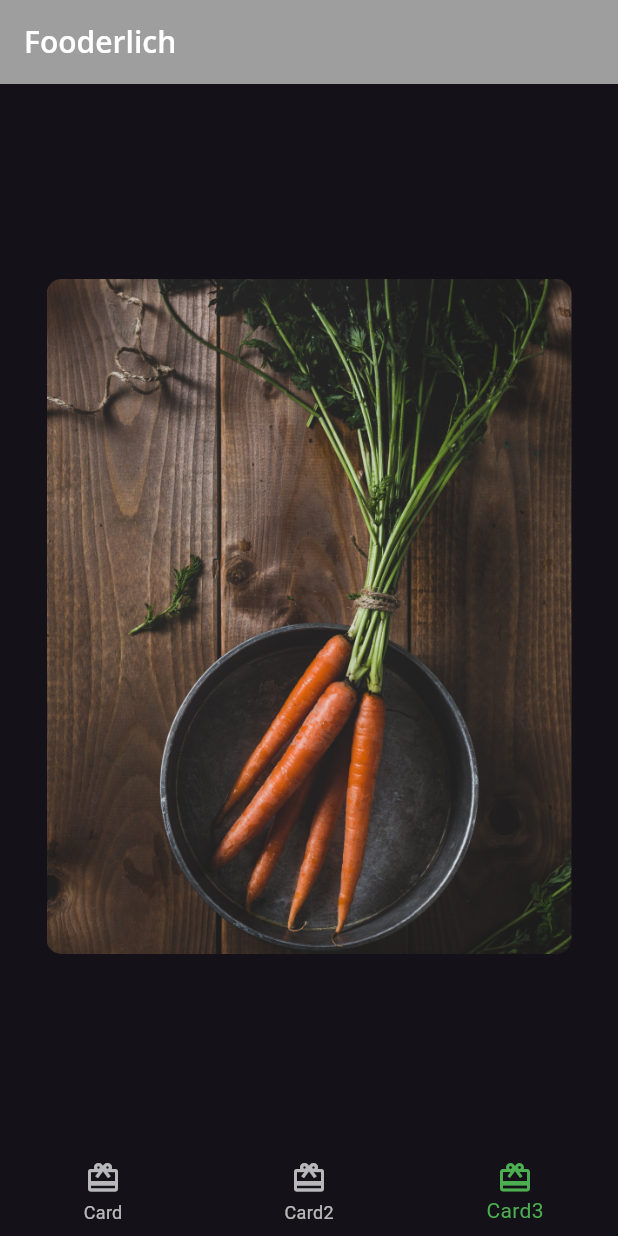
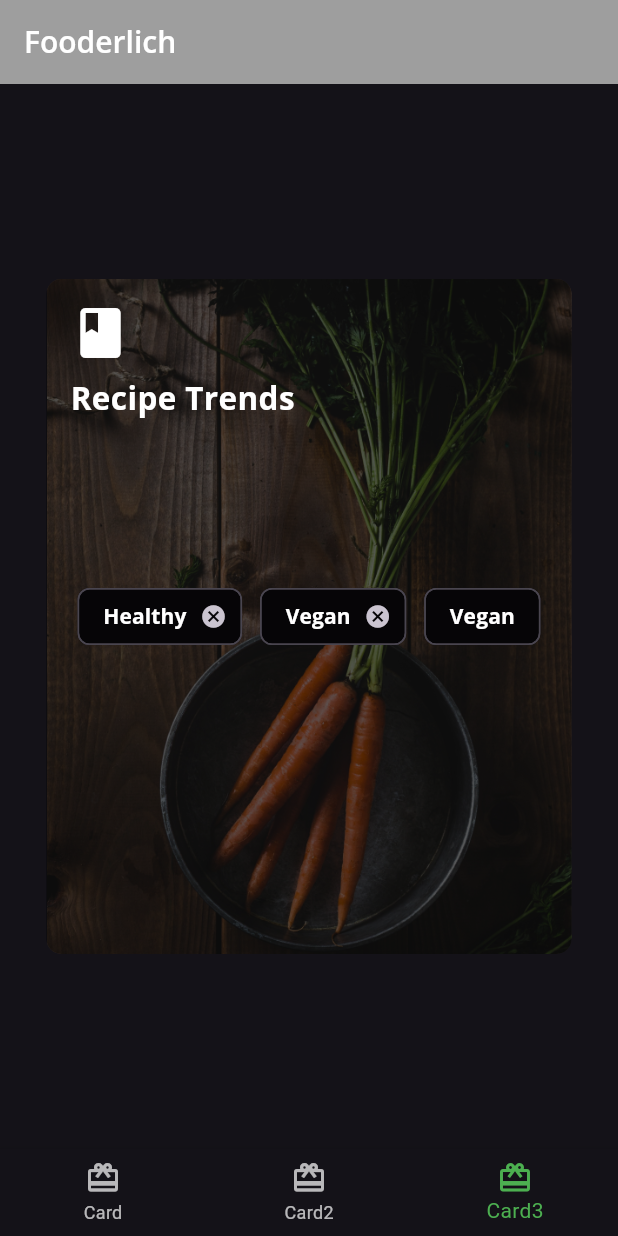
Before and after one commit to triastanto/flta-03-basic-widgets, a Flutter app: the screen it shows after launch, item 3 of the bottom bar chosen, on a phone screen of 412 x 824 dp. Run offline on Flutter 3.47's test engine with Material 3 defaults, Android fonts, the phone set to English and light mode, and no system bars; our stand-ins replace google_fonts.

```diff
--- a/lib/card3.dart
+++ b/lib/card3.dart
@@ -1,4 +1,7 @@
+import 'dart:developer';
+
 import 'package:flutter/material.dart';
+import 'package:fooderlich/fooderlich_theme.dart';
 
 class Card3 extends StatelessWidget {
   const Card3({super.key});
@@ -20,9 +23,63 @@ class Card3 extends StatelessWidget {
         ),
         child: Stack(
           children: [
-            // TODO: Add dark overlay BoxDecoration
-            // TODO: Add Container, Column, Icon and Text
-            // TODO: Add Center widget with Chip widget children
+            Container(
+              decoration: BoxDecoration(
+                color: Colors.black.withOpacity(0.6),
+                borderRadius: const BorderRadius.all(
+                  Radius.circular(10.0),
+                ),
+              ),
+            ),
+            Container(
+              padding: const EdgeInsets.all(16),
+              child: Column(
+                crossAxisAlignment: CrossAxisAlignment.start,
+                children: [
+                  const Icon(
+                    Icons.book,
+                    color: Colors.white,
+                    size: 40,
+                  ),
+                  const SizedBox(height: 8),
+                  Text('Recipe Trends',
+                      style: FooderlichTheme.darkTextTheme.displayMedium),
+                  const SizedBox(height: 30),
+                ],
+              ),
+            ),
+            Center(
+              child: Wrap(
+                alignment: WrapAlignment.start,
+                spacing: 12,
+                runSpacing: 12,
+                children: [
+                  Chip(
+                    label: Text(
+                      'Healthy',
+                      style: FooderlichTheme.darkTextTheme.bodyLarge,
+                    ),
+                    backgroundColor: Colors.black.withOpacity(0.7),
+                    onDeleted: () => log('delete'),
+                  ),
+                  Chip(
+                    label: Text(
+                      'Vegan',
+                      style: FooderlichTheme.darkTextTheme.bodyLarge,
+                    ),
+                    backgroundColor: Colors.black.withOpacity(0.7),
+                    onDeleted: () => log('delete'),
+                  ),
+                  Chip(
+                    label: Text(
+                      'Vegan',
+                      style: FooderlichTheme.darkTextTheme.bodyLarge,
+                    ),
+                    backgroundColor: Colors.black.withOpacity(0.7),
+                  ),
+                ],
+              ),
+            ),
           ],
         ),
       ),
```
